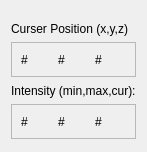
Old version of the form tools/curser_tool/curserWidget.ui in the repository collinli2353/IRISv2.
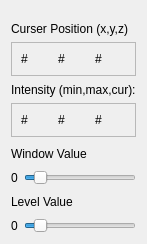
New version of the form.

```diff
--- a/tools/curser_tool/curserWidget.ui
+++ b/tools/curser_tool/curserWidget.ui
@@ -7,7 +7,7 @@
     <x>0</x>
     <y>0</y>
     <width>140</width>
-    <height>152</height>
+    <height>244</height>
    </rect>
   </property>
   <property name="windowTitle">
@@ -134,6 +134,68 @@
      </layout>
     </widget>
    </item>
+   <item>
+    <widget class="QLabel" name="label">
+     <property name="text">
+      <string>Window Value</string>
+     </property>
+    </widget>
+   </item>
+   <item>
+    <layout class="QHBoxLayout" name="horizontalLayout">
+     <item>
+      <widget class="QLabel" name="winVal_label">
+       <property name="text">
+        <string>0</string>
+       </property>
+      </widget>
+     </item>
+     <item>
+      <widget class="QSlider" name="winVal_slider">
+       <property name="minimum">
+        <number>-200</number>
+       </property>
+       <property name="maximum">
+        <number>2000</number>
+       </property>
+       <property name="orientation">
+        <enum>Qt::Horizontal</enum>
+       </property>
+      </widget>
+     </item>
+    </layout>
+   </item>
+   <item>
+    <widget class="QLabel" name="label_2">
+     <property name="text">
+      <string>Level Value</string>
+     </property>
+    </widget>
+   </item>
+   <item>
+    <layout class="QHBoxLayout" name="horizontalLayout_3">
+     <item>
+      <widget class="QLabel" name="levVal_label">
+       <property name="text">
+        <string>0</string>
+       </property>
+      </widget>
+     </item>
+     <item>
+      <widget class="QSlider" name="levVal_slider">
+       <property name="minimum">
+        <number>-200</number>
+       </property>
+       <property name="maximum">
+        <number>2000</number>
+       </property>
+       <property name="orientation">
+        <enum>Qt::Horizontal</enum>
+       </property>
+      </widget>
+     </item>
+    </layout>
+   </item>
   </layout>
  </widget>
  <resources/>
```
